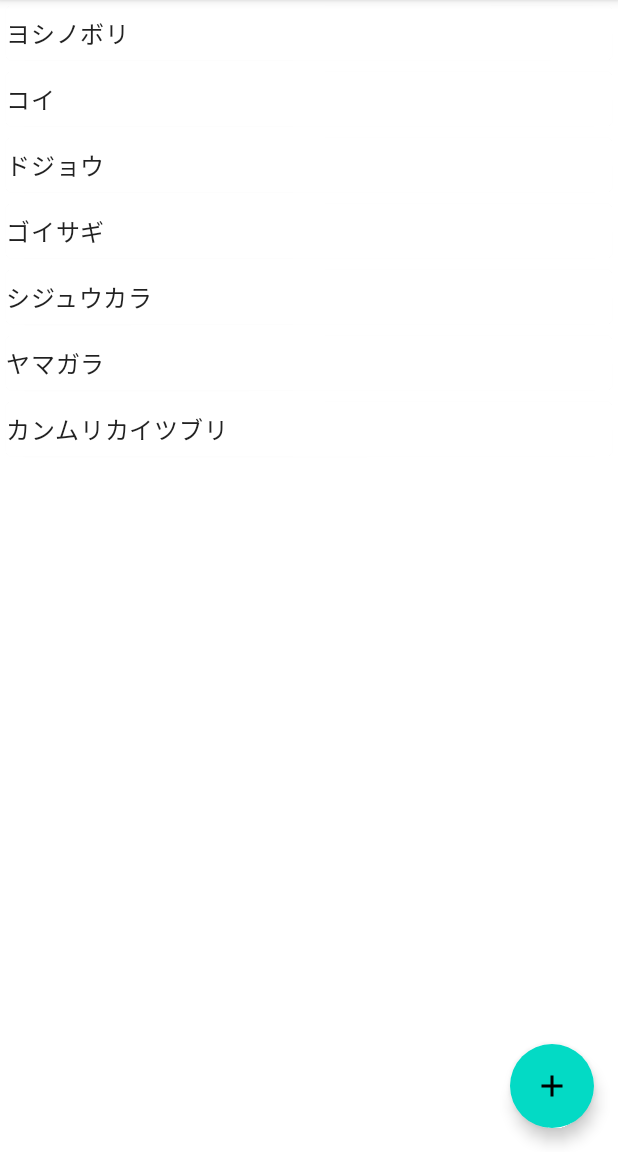
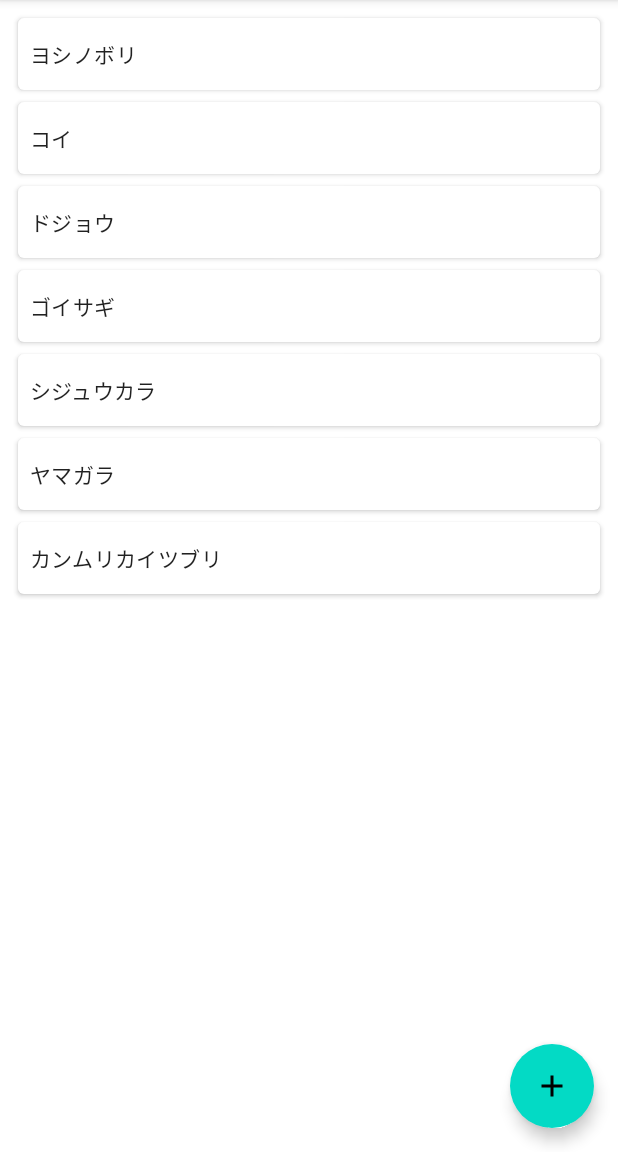
Before and after one commit to fftcysstkm/LivingThingsMap, an Android app built with Jetpack Compose: the screen it shows after launch (LivingThingsMapActivity), on a phone screen of 412 x 824 dp, the part 84-1236 px from its top. Run offline under Robolectric (Android 15) with nearby library versions, the phone set to English and light mode, and no system bars; our stand-ins replace Dagger/Hilt's generated code, Room's generated code.

Commit message:
微修正

```diff
--- a/app/src/main/java/com/demo/android/mapapp/ui/list/CreatureListScreen.kt
+++ b/app/src/main/java/com/demo/android/mapapp/ui/list/CreatureListScreen.kt
@@ -8,6 +8,7 @@ import androidx.compose.foundation.layout.wrapContentSize
 import androidx.compose.foundation.lazy.LazyColumn
 import androidx.compose.foundation.lazy.items
 import androidx.compose.material.Card
+import androidx.compose.material.MaterialTheme
 import androidx.compose.material.Scaffold
 import androidx.compose.material.Text
 import androidx.compose.runtime.Composable
@@ -52,7 +53,7 @@ fun CreaturesList(
     onClickList: (Long, String, Long) -> Unit,
     modifier: Modifier = Modifier
 ) {
-    LazyColumn {
+    LazyColumn(modifier.padding(8.dp)) {
         items(list.value) { creature ->
             CreatureCard(
                 creatureName = creature.creatureName,
@@ -78,11 +79,16 @@ fun CreatureCard(
     Card(
         modifier
             .padding(4.dp)
-            .height(36.dp)
-            .fillMaxWidth(1f)
+            .height(48.dp)
+            .fillMaxWidth(1f),
+        elevation = 2.dp
     ) {
         Text(
-            text = creatureName, modifier.wrapContentSize(Alignment.CenterStart)
+            text = creatureName,
+            modifier
+                .wrapContentSize(Alignment.CenterStart)
+                .padding(start = 8.dp),
+            style = MaterialTheme.typography.body2
         )
     }
 }
```
Also changed, not shown: app/src/main/java/com/demo/android/mapapp/ui/map/MapScreen.kt (+10 -5 lines), app/src/main/java/com/demo/android/mapapp/viewmodel/map/MapViewModel.kt (+9 -1 lines).
